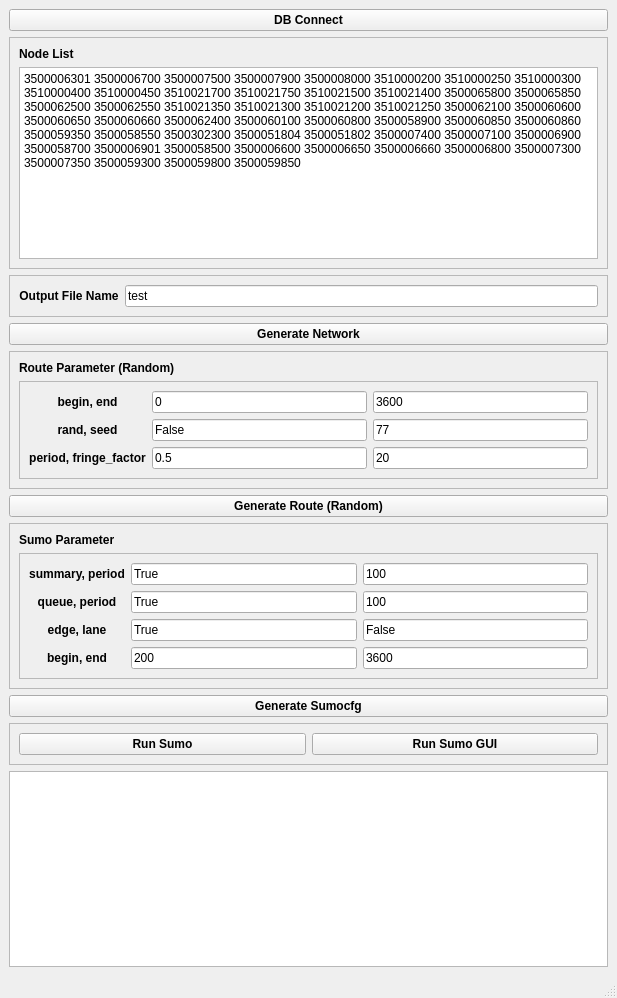
Gominseop/sumo_DT, file mainui.ui: the form before one commit.
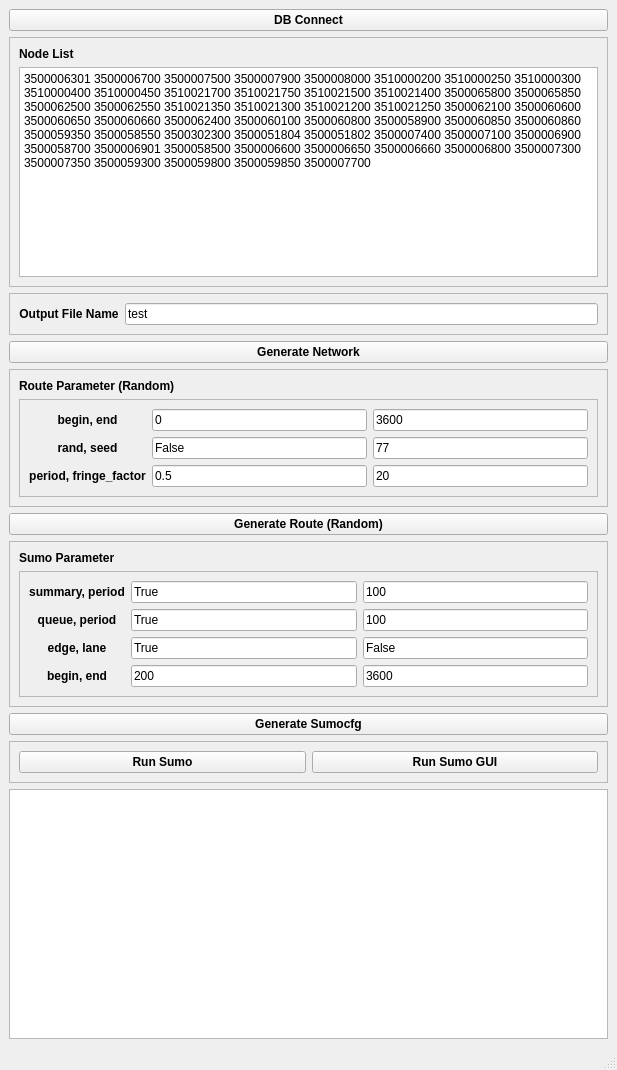
The form after the commit.

```diff
--- a/mainui.ui
+++ b/mainui.ui
@@ -7,7 +7,7 @@
     <x>0</x>
     <y>0</y>
     <width>617</width>
-    <height>998</height>
+    <height>1070</height>
    </rect>
   </property>
   <property name="windowTitle">
@@ -63,7 +63,7 @@
 &lt;html&gt;&lt;head&gt;&lt;meta name=&quot;qrichtext&quot; content=&quot;1&quot; /&gt;&lt;style type=&quot;text/css&quot;&gt;
 p, li { white-space: pre-wrap; }
 &lt;/style&gt;&lt;/head&gt;&lt;body style=&quot; font-family:'Gulim'; font-size:9pt; font-weight:400; font-style:normal;&quot;&gt;
-&lt;p style=&quot; margin-top:0px; margin-bottom:0px; margin-left:0px; margin-right:0px; -qt-block-indent:0; text-indent:0px;&quot;&gt;3500006301 3500006700 3500007500 3500007900 3500008000 3510000200 3510000250 3510000300 3510000400 3510000450 3510021700 3510021750 3510021500 3510021400 3500065800 3500065850 3500062500 3500062550 3510021350 3510021300 3510021200 3510021250 3500062100 3500060600 3500060650 3500060660 3500062400 3500060100 3500060800 3500058900 3500060850 3500060860 3500059350 3500058550 3500302300 3500051804 3500051802 3500007400 3500007100 3500006900 3500058700 3500006901 3500058500 3500006600 3500006650 3500006660 3500006800 3500007300 3500007350 3500059300 3500059800 3500059850&lt;/p&gt;&lt;/body&gt;&lt;/html&gt;</string>
+&lt;p style=&quot; margin-top:0px; margin-bottom:0px; margin-left:0px; margin-right:0px; -qt-block-indent:0; text-indent:0px;&quot;&gt;3500006301 3500006700 3500007500 3500007900 3500008000 3510000200 3510000250 3510000300 3510000400 3510000450 3510021700 3510021750 3510021500 3510021400 3500065800 3500065850 3500062500 3500062550 3510021350 3510021300 3510021200 3510021250 3500062100 3500060600 3500060650 3500060660 3500062400 3500060100 3500060800 3500058900 3500060850 3500060860 3500059350 3500058550 3500302300 3500051804 3500051802 3500007400 3500007100 3500006900 3500058700 3500006901 3500058500 3500006600 3500006650 3500006660 3500006800 3500007300 3500007350 3500059300 3500059800 3500059850 3500007700&lt;/p&gt;&lt;/body&gt;&lt;/html&gt;</string>
          </property>
         </widget>
        </item>
```
Left out of the diff: 2 changed lines with no effect on the pictures.
